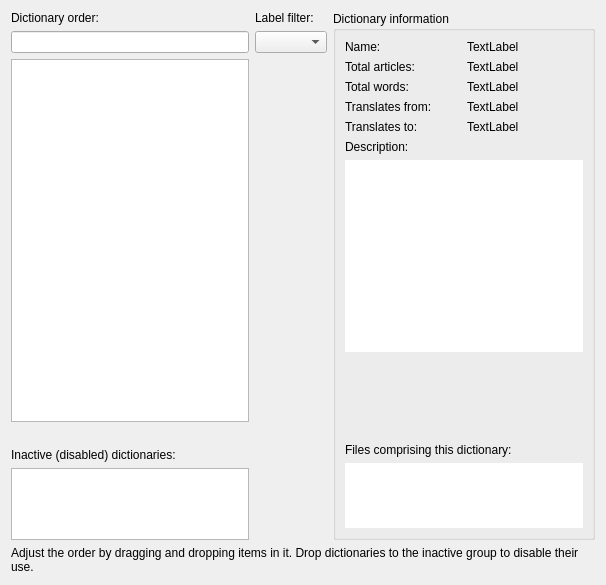
This is src/ui/forms/orderandprops.ui in FrightenedFoxCN/goldendict as Qt 5 draws it before an edit. The edited form follows.
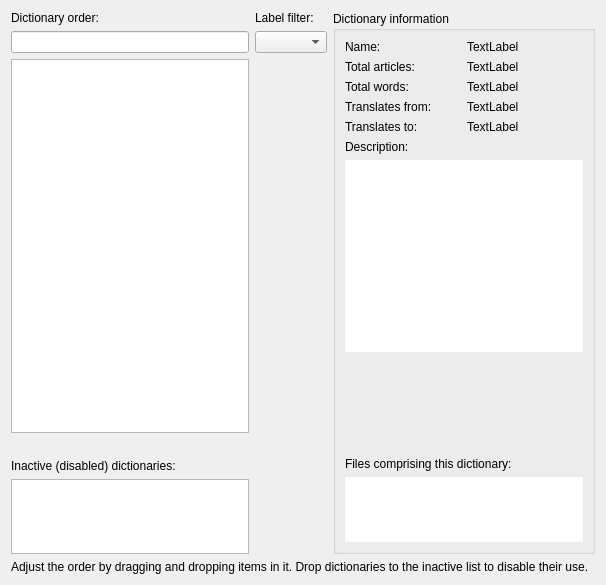
This is the edited form. Custom widgets are drawn as their Qt base class.

Commit message:
Add Labels panel to Dictionaries dialog and fix deprecation warnings
- Add new Labels tab for managing labels and dictionary assignments
- Labels are case-insensitive with auto-trim and de-duplication
- Synchronize label changes between Labels panel and Dictionaries tab
- Replace deprecated invalidateFilter() with begin/endFilterChange()
- Suppress deprecation warning for Qt < 6.13 compatibility fallback
- Labels with no dictionaries don't persist (stored per-dictionary)

The edit to the form file:
```diff
--- a/src/ui/forms/orderandprops.ui
+++ b/src/ui/forms/orderandprops.ui
@@ -258,7 +258,7 @@
    <item>
     <widget class="QLabel" name="label_3">
      <property name="text">
-      <string>Adjust the order by dragging and dropping items in it. Drop dictionaries to the inactive group to disable their use.</string>
+     <string>Adjust the order by dragging and dropping items in it. Drop dictionaries to the inactive list to disable their use.</string>
      </property>
      <property name="wordWrap">
       <bool>true</bool>
```
Lines whose indentation alone changed are shown as unchanged. The commit also changes 22 other files.
